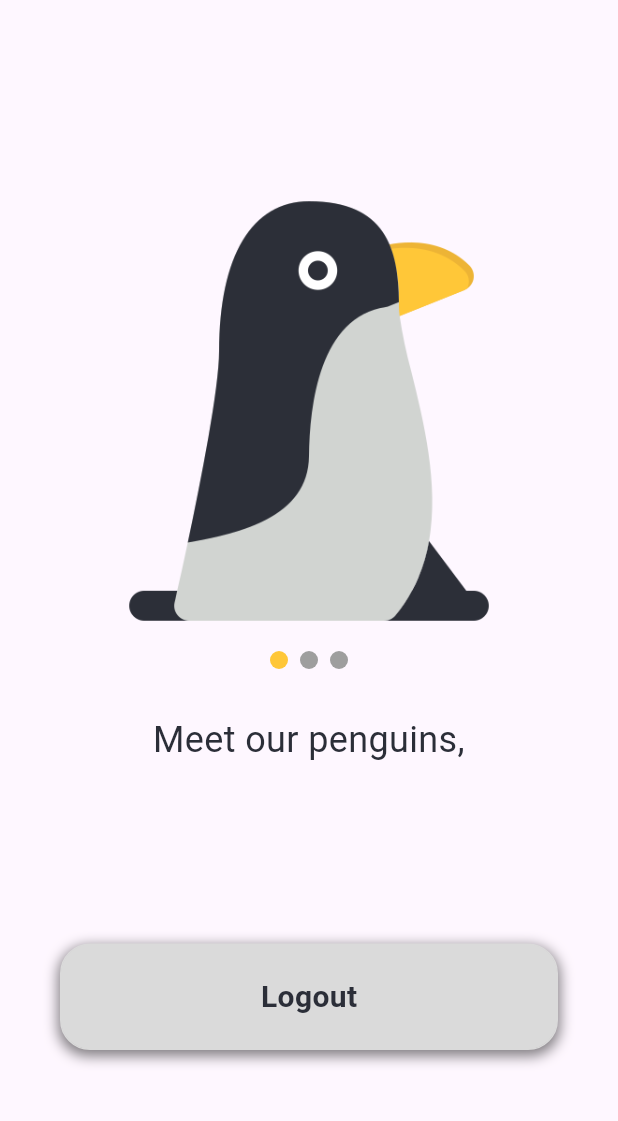
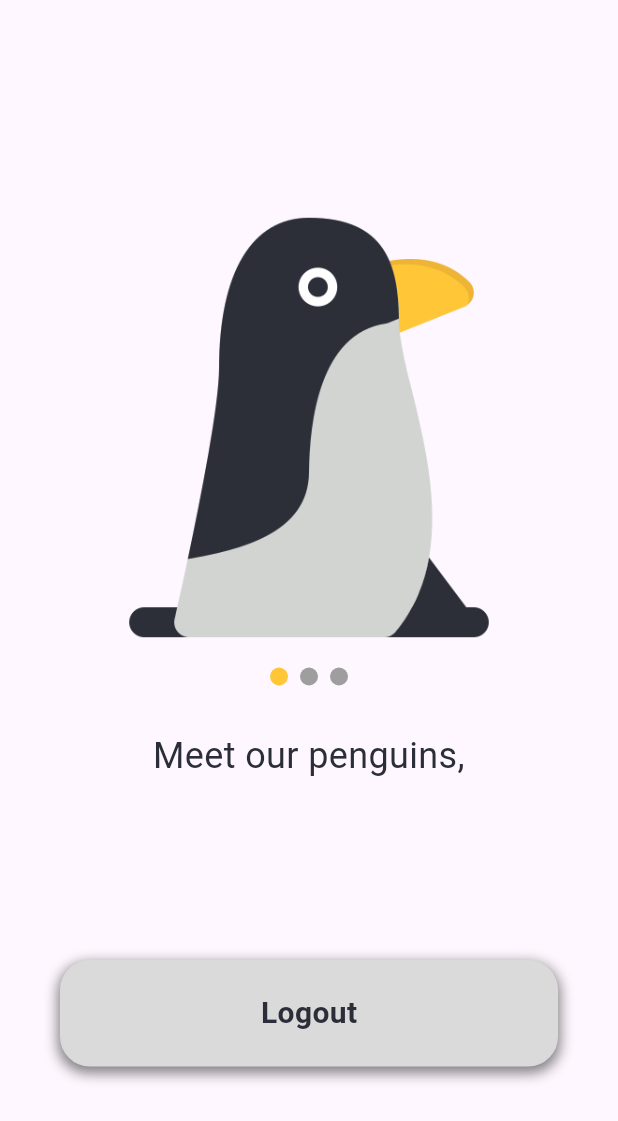
Before and after one commit to isiisiisi/firebase_authv1_isidro, a Flutter app: the screen it shows once a user with an empty profile is signed in, on a phone screen of 412 x 824 dp. Shown: the top 1121 px of the screen. Run offline on Flutter 3.47's test engine with Material 3 defaults, Android fonts, the phone set to English and light mode, and no system bars; drawn by our look-alikes of carousel_slider; our stand-ins replace firebase_auth, firebase_core; accounts and stored records are empty; network calls fail.

```diff
--- a/lib/screens/auth_page.dart
+++ b/lib/screens/auth_page.dart
@@ -18,12 +18,12 @@ class AuthPage extends StatelessWidget {
             ),
           );
         } else if (snapshot.hasData) {
-          return HomeScreen();
+          return const HomeScreen();
           // Future.microtask(
           //     () => Navigator.of(context).pushReplacementNamed('/home'));
           // return const SizedBox.shrink();
         } else {
-          return LoginScreen();
+          return const LoginScreen();
         }
       },
     );
--- a/lib/screens/home_screen.dart
+++ b/lib/screens/home_screen.dart
@@ -5,7 +5,7 @@ import 'package:firebase_authv1_isidro/components/my_button.dart';
 import 'package:firebase_authv1_isidro/screens/auth_page.dart'; // Import AuthPage
 
 class HomeScreen extends StatefulWidget {
-  HomeScreen({super.key});
+  const HomeScreen({super.key});
 
   @override
   HomeScreenState createState() => HomeScreenState();
@@ -37,7 +37,9 @@ class HomeScreenState extends State<HomeScreen> {
     final user = FirebaseAuth.instance.currentUser; // Access currentUser here
 
     return Scaffold(
-      body: Column(
+      body: SingleChildScrollView(
+        padding: const EdgeInsets.only(top: 135),
+        child: Column(
           mainAxisAlignment: MainAxisAlignment.center,
           children: [
             CarouselSlider(
@@ -109,6 +111,7 @@ class HomeScreenState extends State<HomeScreen> {
             ),
           ],
         ),
+      ),
     );
   }
 }
```
Also changed, not shown: lib/screens/login_screen.dart (+72 -8 lines). Lines whose indentation alone changed are shown as unchanged.
